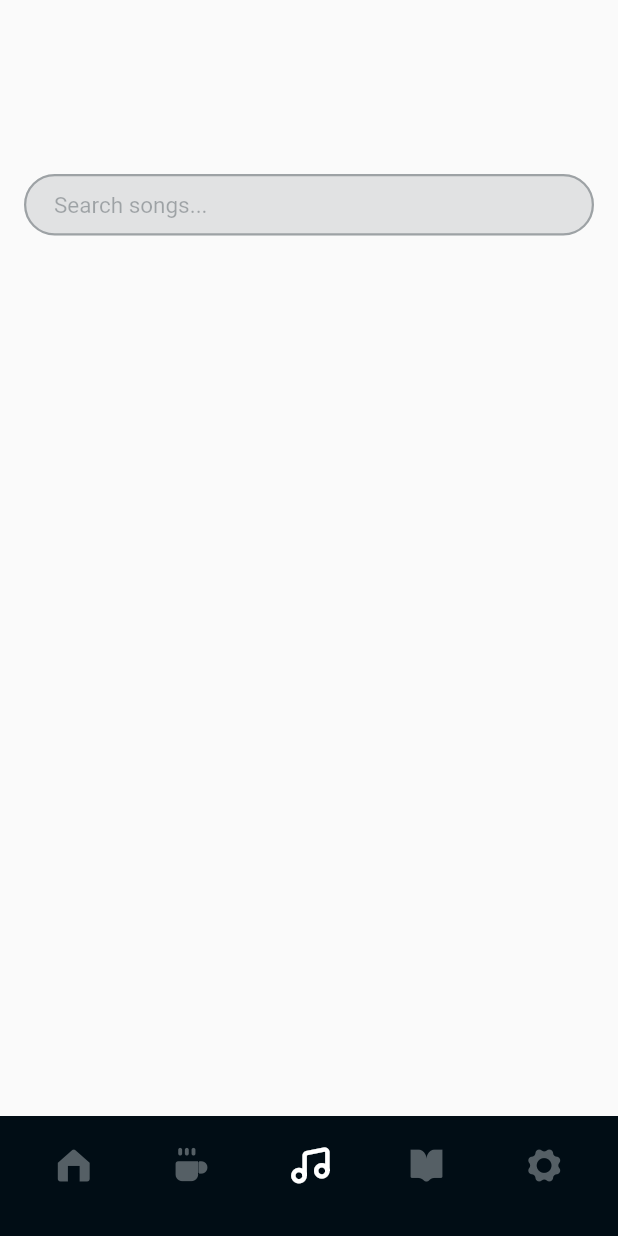
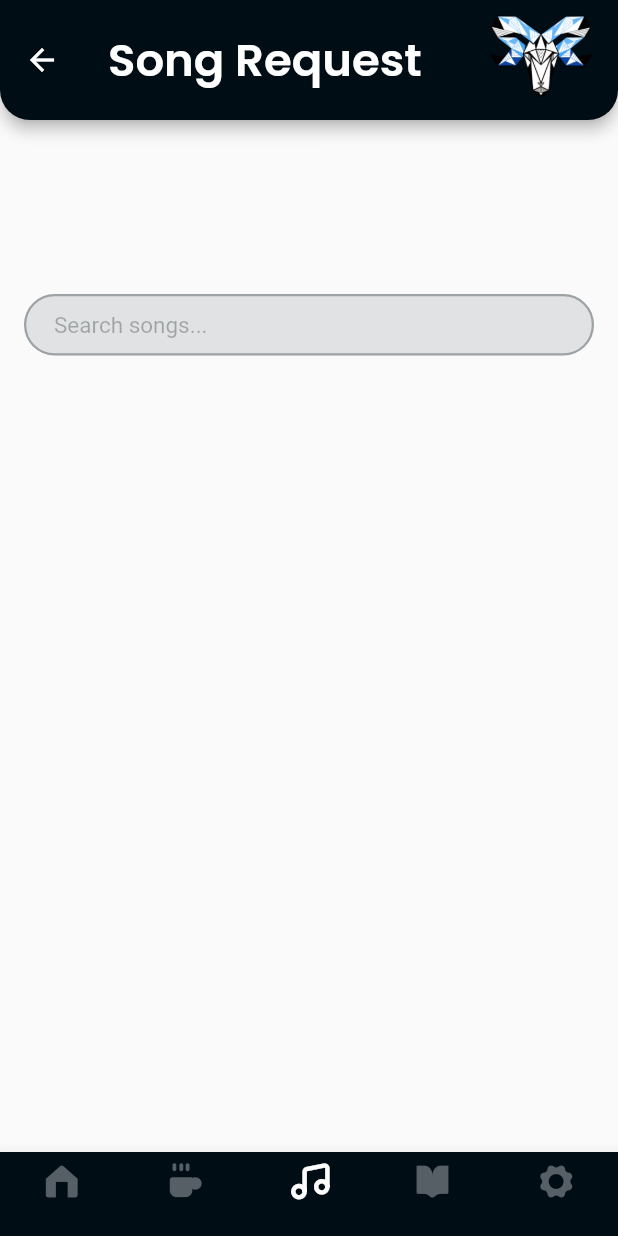
Before and after one commit to Woodlands-App-Team/WAPP, a Flutter app: the Home screen opened directly, item 3 of the bottom bar chosen, on a phone screen of 412 x 824 dp. Run offline on Flutter 3.47's test engine with Material 2 defaults, Android fonts, the phone set to English and light mode, and no system bars; drawn by our look-alikes of flutter_typeahead; our stand-ins replace animated_text_kit, firebase_auth, firebase_core, google_fonts, google_sign_in, shared_preferences; missing offline and left inert: delayed_widget, oauth2; accounts and stored records are empty.

Commit message:
changed navigation to pageview

```diff
--- a/lib/pages/caf_menu_page/caf_menu_page.dart
+++ b/lib/pages/caf_menu_page/caf_menu_page.dart
@@ -1,4 +1,6 @@
 import 'package:flutter/material.dart';
+import 'package:google_fonts/google_fonts.dart';
+import 'package:intl/intl.dart';
 import 'package:wapp/constants.dart';
 import 'package:wapp/pages/caf_menu_page/caf_menu_page_app_bar.dart';
 
@@ -10,11 +12,37 @@ class CafMenuPage extends StatefulWidget {
 }
 
 class _CafMenuPageState extends State<CafMenuPage> {
+  final DateTime date = DateTime.now();
   @override
   Widget build(BuildContext context) {
     return Scaffold(
       appBar: cafMenuPageAppBar(),
-      backgroundColor: light_blue,
+      body: Container(
+        padding: EdgeInsets.fromLTRB(15, 15, 15, 10),
+        child: Column(
+          children: [
+            Row(
+              children: [
+                Text(
+                  DateFormat('EEEE').format(date) + "'s Menu",
+                  style: GoogleFonts.poppins(
+                      color: dark_blue,
+                      fontSize: 24,
+                      fontWeight: FontWeight.w600),
+                ),
+              ],
+            ),
+            Card(
+              shape: RoundedRectangleBorder(
+                  borderRadius: BorderRadius.all(Radius.circular(10))),
+              child: Container(
+                height: 210,
+                width: MediaQuery.of(context).size.width,
+              ),
+            ),
+          ],
+        ),
+      ),
     );
   }
 }
--- a/lib/pages/home_page/home.dart
+++ b/lib/pages/home_page/home.dart
@@ -6,7 +6,6 @@ import 'package:wapp/pages/announcements_page/announcements_page.dart';
 import 'package:wapp/pages/caf_menu_page/caf_menu_page.dart';
 import 'package:wapp/pages/club_page/club_page.dart';
 import 'package:wapp/pages/general_page/general_page.dart';
-import 'package:wapp/pages/announcements_page/announcement_page_app_bar.dart';
 import 'package:wapp/pages/song_req_page/song_req_page.dart';
 
 class Home extends StatefulWidget {
@@ -20,34 +19,29 @@ class _HomeState extends State<Home> with TickerProviderStateMixin {
   final user = FirebaseAuth.instance.currentUser!;
 
   // ignore: unused_field
-  int _currentIndex = 3;
+  int _currentIndex = 1;
 
-  late TabController _tabController;
+  late PageController _pageController = PageController(initialPage: 1);
 
   @override
   void initState() {
     super.initState();
-    _tabController = TabController(vsync: this, length: 5);
   }
 
   @override
   void dispose() {
-    _tabController.dispose();
+    _pageController.dispose();
     super.dispose();
-  }
-
-  void onTabTapped(int index) {
-    setState(() {
-      _currentIndex = _tabController.index;
-    });
   }
 
   @override
   Widget build(BuildContext context) {
     return Scaffold(
+      backgroundColor: black,
       extendBodyBehindAppBar: true,
-      body: TabBarView(
-        controller: _tabController,
+      body: PageView(
+        physics: NeverScrollableScrollPhysics(),
+        controller: _pageController,
         children: [
           AnnouncementsPage(),
           CafMenuPage(),
@@ -56,36 +50,43 @@ class _HomeState extends State<Home> with TickerProviderStateMixin {
           GeneralPage(),
         ],
       ),
-      bottomNavigationBar: Container(
-        padding: EdgeInsets.fromLTRB(10, 10, 10, 0),
-        alignment: Alignment.topCenter,
-        color: black,
-        height: 80,
-        child: TabBar(
-          physics: BouncingScrollPhysics(),
-          controller: _tabController,
-          unselectedLabelColor: grey,
-          labelColor: white,
-          indicatorColor: black,
-          tabs: [
-            Tab(
-              icon: Icon(CustomIcons.home_selected),
-            ),
-            Tab(
-              icon: Icon(CustomIcons.cafe_unselected),
-            ),
-            Tab(
-              icon: Icon(CustomIcons.music_note_selected),
-            ),
-            Tab(
-              icon: Icon(CustomIcons.club_selected),
-            ),
-            Tab(
-              icon: Icon(CustomIcons.settings_selected),
-            ),
-          ],
-          onTap: onTabTapped,
+      bottomNavigationBar: Theme(
+        data: ThemeData(
+          splashColor: Colors.transparent,
+          highlightColor: Colors.transparent,
         ),
+        child: BottomNavigationBar(
+            currentIndex: _currentIndex,
+            selectedItemColor: white,
+            unselectedItemColor: grey,
+            type: BottomNavigationBarType.fixed,
+            backgroundColor: black,
+            items: [
+              BottomNavigationBarItem(
+                icon: Icon(CustomIcons.home_selected),
+                title: SizedBox.shrink(),
+              ),
+              BottomNavigationBarItem(
+                  icon: Icon(CustomIcons.cafe_selected),
+                  title: SizedBox.shrink()),
+              BottomNavigationBarItem(
+                  icon: Icon(CustomIcons.music_note_selected),
+                  title: SizedBox.shrink()),
+              BottomNavigationBarItem(
+                  icon: Icon(CustomIcons.club_unselected),
+                  title: SizedBox.shrink()),
+              BottomNavigationBarItem(
+                  icon: Icon(CustomIcons.settings_selected),
+                  title: SizedBox.shrink()),
+            ],
+            onTap: (index) {
+              setState(() {
+                _currentIndex = index;
+              });
+              _pageController.jumpToPage(
+                index,
+              );
+            }),
       ),
     );
   }
--- a/lib/pages/song_req_page/song_req_page.dart
+++ b/lib/pages/song_req_page/song_req_page.dart
@@ -1,6 +1,7 @@
 import 'package:flutter/material.dart';
 import 'package:flutter/src/widgets/image.dart' as img;
 import 'package:flutter_typeahead/flutter_typeahead.dart';
+import 'package:wapp/pages/song_req_page/song_req_page_app_bar.dart';
 
 import '../../models/spotify_get.dart';
 import './song_req_tile.dart';
@@ -16,6 +17,7 @@ class _SongReqPageState extends State<SongReqPage> {
   @override
   Widget build(BuildContext context) {
     return Scaffold(
+      appBar: songReqPageAppBar(),
       body: Container(
         margin: EdgeInsets.only(top: 100),
         padding: EdgeInsets.all(16),
--- /dev/null
+++ b/lib/pages/song_req_page/song_req_page_app_bar.dart
@@ -0,0 +1,32 @@
+import 'package:flutter/material.dart';
+import 'package:flutter/services.dart';
+import 'package:wapp/constants.dart';
+import 'package:google_fonts/google_fonts.dart';
+
+PreferredSizeWidget songReqPageAppBar() {
+  return AppBar(
+    shape: RoundedRectangleBorder(
+      borderRadius: BorderRadius.vertical(
+        bottom: Radius.circular(20),
+      ),
+    ),
+    toolbarHeight: appBarHeight,
+    centerTitle: false,
+    title: Text(
+      "Song Request",
+      style: GoogleFonts.poppins(
+        fontSize: 30,
+        fontWeight: FontWeight.w600,
+        color: white,
+      ),
+    ),
+    brightness: Brightness.dark,
+    backgroundColor: black,
+    actions: [
+      Container(
+        padding: EdgeInsets.fromLTRB(5, 10, 17, 15),
+        child: Image.asset('assets/logo.png'),
+      ),
+    ],
+  );
+}
```
